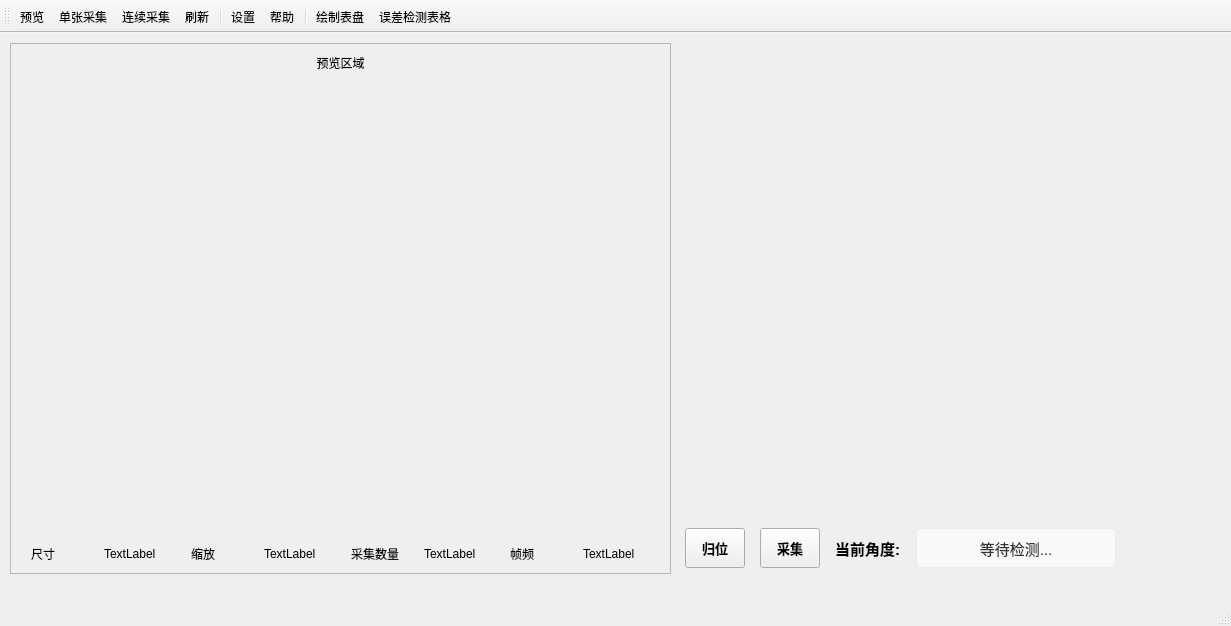
Qt form src/mainwindow.ui (leoda1/OpenCV-YOLO-MeterReader) before a commit.
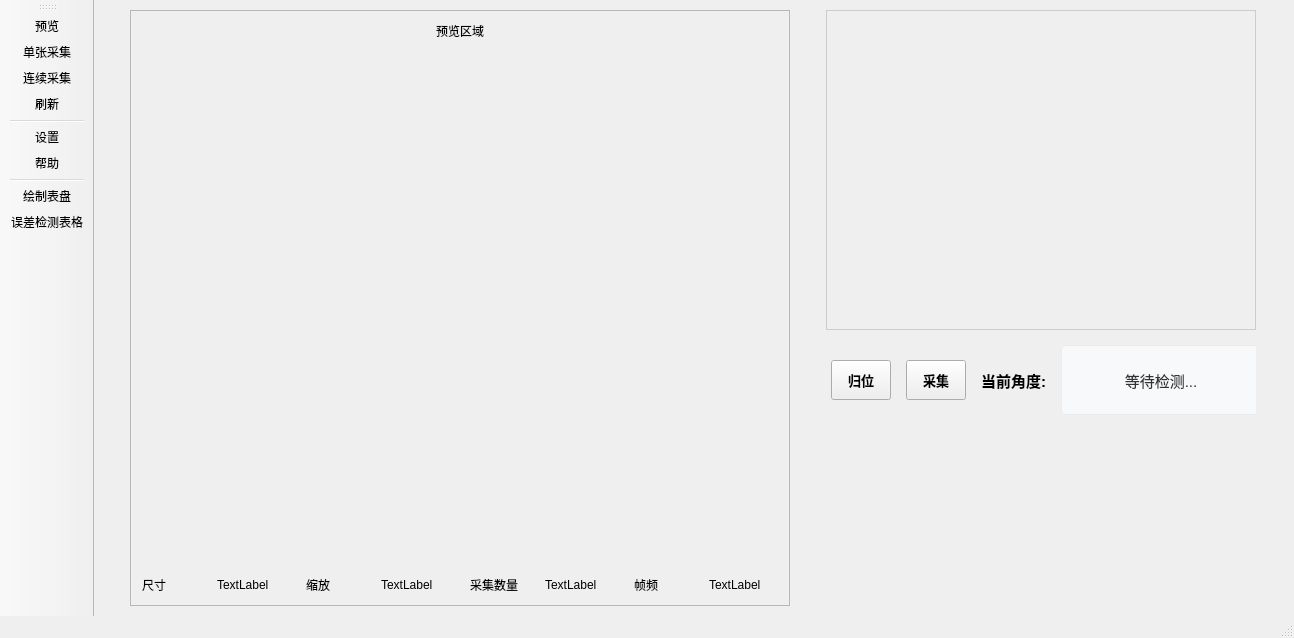
The same form after that commit. Icons and pictures are not drawn.

Commit message: 给不同表盘增加不同识别参数

Diff of the .ui file:
```diff
--- a/src/mainwindow.ui
+++ b/src/mainwindow.ui
@@ -7,7 +7,7 @@
     <x>0</x>
     <y>0</y>
     <width>1231</width>
-    <height>626</height>
+    <height>638</height>
    </rect>
   </property>
   <property name="sizePolicy">
@@ -22,58 +22,55 @@
   <widget class="QWidget" name="centralWidget">
    <property name="minimumSize">
     <size>
-     <width>684</width>
-     <height>550</height>
+     <width>1200</width>
+     <height>600</height>
     </size>
    </property>
-   <property name="maximumSize">
-    <size>
-     <width>1120</width>
-     <height>550</height>
-    </size>
-   </property>
-   <widget class="QLabel" name="destDisplay">
-    <property name="geometry">
-     <rect>
-      <x>680</x>
-      <y>10</y>
-      <width>381</width>
-      <height>331</height>
-     </rect>
+   <layout class="QHBoxLayout" name="mainHorizontalLayout">
+    <property name="spacing">
+     <number>10</number>
+    </property>
+    <property name="leftMargin">
+     <number>10</number>
     </property>
-    <property name="text">
-     <string/>
+    <property name="topMargin">
+     <number>10</number>
     </property>
-   </widget>
+    <property name="rightMargin">
+     <number>10</number>
+    </property>
+    <property name="bottomMargin">
+     <number>10</number>
+    </property>
+    <item>
+     <!-- 左侧源图像区域 -->
    <widget class="QFrame" name="srcFrame">
-    <property name="geometry">
-     <rect>
-      <x>10</x>
-      <y>10</y>
-      <width>661</width>
-      <height>531</height>
-     </rect>
-    </property>
     <property name="frameShape">
      <enum>QFrame::StyledPanel</enum>
     </property>
     <property name="frameShadow">
-     <enum>QFrame::Raised</enum>
-    </property>
-    <widget class="QWidget" name="layoutWidget">
-     <property name="geometry">
-      <rect>
-       <x>0</x>
-       <y>0</y>
-       <width>661</width>
-       <height>531</height>
-      </rect>
+       <enum>QFrame::Shadow::Raised</enum>
+      </property>
+      <property name="minimumSize">
+       <size>
+        <width>660</width>
+        <height>540</height>
+       </size>
+      </property>
+      <property name="maximumSize">
+       <size>
+        <width>660</width>
+        <height>16777215</height>
+       </size>
      </property>
      <layout class="QVBoxLayout" name="srcVerticalLayout" stretch="0,1,0">
+       <property name="spacing">
+        <number>5</number>
+       </property>
       <item>
        <widget class="QLabel" name="srcHeader">
         <property name="sizePolicy">
-         <sizepolicy hsizetype="Preferred" vsizetype="Preferred">
+          <sizepolicy hsizetype="Preferred" vsizetype="Fixed">
           <horstretch>0</horstretch>
           <verstretch>0</verstretch>
          </sizepolicy>
@@ -92,15 +89,15 @@
       <item>
        <widget class="QLabel" name="srcDisplay">
         <property name="sizePolicy">
-         <sizepolicy hsizetype="Preferred" vsizetype="Preferred">
+          <sizepolicy hsizetype="Preferred" vsizetype="Expanding">
           <horstretch>0</horstretch>
-          <verstretch>0</verstretch>
+           <verstretch>1</verstretch>
          </sizepolicy>
         </property>
         <property name="minimumSize">
          <size>
-          <width>0</width>
-          <height>0</height>
+           <width>640</width>
+           <height>480</height>
          </size>
         </property>
         <property name="autoFillBackground">
@@ -119,12 +116,6 @@
         <property name="spacing">
          <number>20</number>
         </property>
-        <property name="leftMargin">
-         <number>10</number>
-        </property>
-        <property name="rightMargin">
-         <number>10</number>
-        </property>
         <item>
          <layout class="QHBoxLayout" name="sizehorizontalLayout">
           <property name="spacing">
@@ -210,15 +201,53 @@
       </item>
      </layout>
     </widget>
-   </widget>
+    </item>
+    <item>
+     <!-- 右侧区域 -->
+     <layout class="QVBoxLayout" name="rightVerticalLayout">
+      <property name="spacing">
+       <number>10</number>
+      </property>
+      <item>
+       <!-- 检测结果显示区域 -->
+       <widget class="QLabel" name="destDisplay">
+        <property name="minimumSize">
+         <size>
+          <width>430</width>
+          <height>320</height>
+         </size>
+        </property>
+        <property name="maximumSize">
+         <size>
+          <width>430</width>
+          <height>320</height>
+         </size>
+        </property>
+        <property name="text">
+         <string/>
+        </property>
+        <property name="scaledContents">
+         <bool>true</bool>
+        </property>
+        <property name="styleSheet">
+         <string notr="true">border: 1px solid #ccc;</string>
+        </property>
+       </widget>
+      </item>
+      <item>
+       <!-- 识别角度控制区域 -->
    <widget class="QWidget" name="angleControlWidget">
-    <property name="geometry">
-     <rect>
-      <x>680</x>
-      <y>490</y>
-      <width>441</width>
-      <height>50</height>
-     </rect>
+        <property name="minimumSize">
+         <size>
+          <width>430</width>
+          <height>80</height>
+         </size>
+        </property>
+        <property name="maximumSize">
+         <size>
+          <width>430</width>
+          <height>80</height>
+         </size>
     </property>
     <property name="visible">
      <bool>true</bool>
@@ -329,6 +358,23 @@
      </item>
     </layout>
    </widget>
+      </item>
+      <item>
+       <spacer name="rightVerticalSpacer">
+        <property name="orientation">
+         <enum>Qt::Vertical</enum>
+        </property>
+        <property name="sizeHint" stdset="0">
+         <size>
+          <width>20</width>
+          <height>40</height>
+         </size>
+        </property>
+       </spacer>
+      </item>
+     </layout>
+    </item>
+   </layout>
   </widget>
   <widget class="QMenuBar" name="menuBar">
    <property name="geometry">
@@ -342,7 +388,7 @@
   </widget>
   <widget class="QToolBar" name="mainToolBar">
    <attribute name="toolBarArea">
-    <enum>TopToolBarArea</enum>
+    <enum>LeftToolBarArea</enum>
    </attribute>
    <attribute name="toolBarBreak">
     <bool>false</bool>
```
Left out of the diff: 22 changed lines with no effect on the pictures. Lines whose indentation alone changed are shown as unchanged. The commit also changes 2 other files.
